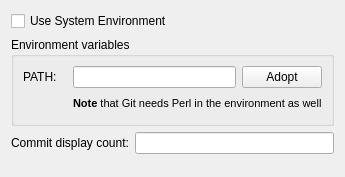
This is src/plugins/git/settingspage.ui in qt-creator/qt-creator as Qt 5 draws it before an edit. The edited form follows.
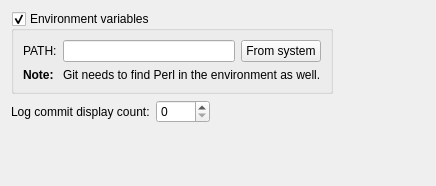
This is the edited form.

```diff
--- a/src/plugins/git/settingspage.ui
+++ b/src/plugins/git/settingspage.ui
@@ -6,23 +6,18 @@
    <rect>
     <x>0</x>
     <y>0</y>
-    <width>345</width>
-    <height>177</height>
+    <width>436</width>
+    <height>186</height>
    </rect>
   </property>
   <property name="windowTitle">
    <string>Form</string>
   </property>
+  <layout class="QHBoxLayout" name="horizontalLayout">
+   <item>
   <layout class="QVBoxLayout" name="verticalLayout">
    <item>
-    <widget class="QCheckBox" name="adoptCheckBox">
-     <property name="text">
-      <string>Use System Environment</string>
-     </property>
-    </widget>
-   </item>
-   <item>
-    <widget class="QGroupBox" name="groupBox">
+      <widget class="QGroupBox" name="environmentGroupBox">
      <property name="enabled">
       <bool>true</bool>
      </property>
@@ -30,47 +25,41 @@
       <string>Environment variables</string>
      </property>
      <property name="checkable">
-      <bool>false</bool>
-     </property>
-     <layout class="QGridLayout" name="gridLayout">
+        <bool>true</bool>
+       </property>
+       <layout class="QFormLayout" name="formLayout">
       <item row="0" column="0">
-       <widget class="QLabel" name="label">
+         <widget class="QLabel" name="pathlabel">
         <property name="text">
          <string>PATH:</string>
         </property>
        </widget>
       </item>
       <item row="0" column="1">
+         <layout class="QHBoxLayout" name="horizontalLayout_2">
+          <item>
        <widget class="QLineEdit" name="pathLineEdit"/>
       </item>
-      <item row="0" column="2">
+          <item>
        <widget class="QPushButton" name="adoptButton">
         <property name="text">
-         <string>Adopt</string>
-        </property>
-       </widget>
+             <string>From system</string>
+            </property>
+           </widget>
+          </item>
+         </layout>
       </item>
       <item row="1" column="0">
-       <spacer name="horizontalSpacer">
-        <property name="orientation">
-         <enum>Qt::Horizontal</enum>
-        </property>
-        <property name="sizeHint" stdset="0">
-         <size>
-          <width>52</width>
-          <height>20</height>
-         </size>
-        </property>
-       </spacer>
-      </item>
-      <item row="1" column="1" colspan="2">
-       <widget class="QLabel" name="label_2">
+         <widget class="QLabel" name="noteLabel">
+          <property name="text">
+           <string>&lt;b&gt;Note:&lt;/b&gt;</string>
+          </property>
+         </widget>
+        </item>
+        <item row="1" column="1">
+         <widget class="QLabel" name="noteFieldlabel">
         <property name="text">
-         <string>&lt;!DOCTYPE HTML PUBLIC &quot;-//W3C//DTD HTML 4.0//EN&quot; &quot;http://www.w3.org/TR/REC-html40/strict.dtd&quot;&gt;
-&lt;html&gt;&lt;head&gt;&lt;meta name=&quot;qrichtext&quot; content=&quot;1&quot; /&gt;&lt;style type=&quot;text/css&quot;&gt;
-p, li { white-space: pre-wrap; }
-&lt;/style&gt;&lt;/head&gt;&lt;body style=&quot; font-family:'MS Shell Dlg 2'; font-size:8.25pt; font-weight:400; font-style:normal;&quot;&gt;
-&lt;p style=&quot; margin-top:0px; margin-bottom:0px; margin-left:0px; margin-right:0px; -qt-block-indent:0; text-indent:0px;&quot;&gt;&lt;span style=&quot; font-size:8pt; font-weight:600;&quot;&gt;Note&lt;/span&gt;&lt;span style=&quot; font-size:8pt;&quot;&gt; that Git needs Perl in the environment as well&lt;/span&gt;&lt;/p&gt;&lt;/body&gt;&lt;/html&gt;</string>
+           <string>Git needs to find Perl in the environment as well.</string>
         </property>
        </widget>
       </item>
@@ -78,31 +67,52 @@
     </widget>
    </item>
    <item>
-    <layout class="QHBoxLayout" name="horizontalLayout">
-     <item>
-      <widget class="QLabel" name="label_3">
-       <property name="text">
-        <string>Commit display count:</string>
+      <layout class="QFormLayout" name="logFormLayout">
+       <property name="fieldGrowthPolicy">
+        <enum>QFormLayout::ExpandingFieldsGrow</enum>
        </property>
-      </widget>
-     </item>
-     <item>
-      <widget class="QLineEdit" name="logLineEdit">
+       <item row="0" column="1">
+        <widget class="QSpinBox" name="logCountSpinBox">
        <property name="toolTip">
         <string>Note that huge amount of commits might take some time.</string>
        </property>
+         <property name="maximum">
+          <number>1000</number>
+         </property>
+        </widget>
+       </item>
+       <item row="0" column="0">
+        <widget class="QLabel" name="logCountLabel">
+         <property name="text">
+          <string>Log commit display count:</string>
+         </property>
       </widget>
      </item>
     </layout>
    </item>
    <item>
-    <spacer>
+      <spacer name="verticalSpacer">
      <property name="orientation">
       <enum>Qt::Vertical</enum>
      </property>
      <property name="sizeHint" stdset="0">
       <size>
-       <width>141</width>
+         <width>20</width>
+         <height>40</height>
+        </size>
+       </property>
+      </spacer>
+     </item>
+    </layout>
+   </item>
+   <item>
+    <spacer name="horizontalSpacer">
+     <property name="orientation">
+      <enum>Qt::Horizontal</enum>
+     </property>
+     <property name="sizeHint" stdset="0">
+      <size>
+       <width>40</width>
        <height>20</height>
       </size>
      </property>
```
Left out of the diff: 19 changed lines with no effect on the pictures. Lines whose indentation alone changed are shown as unchanged.
